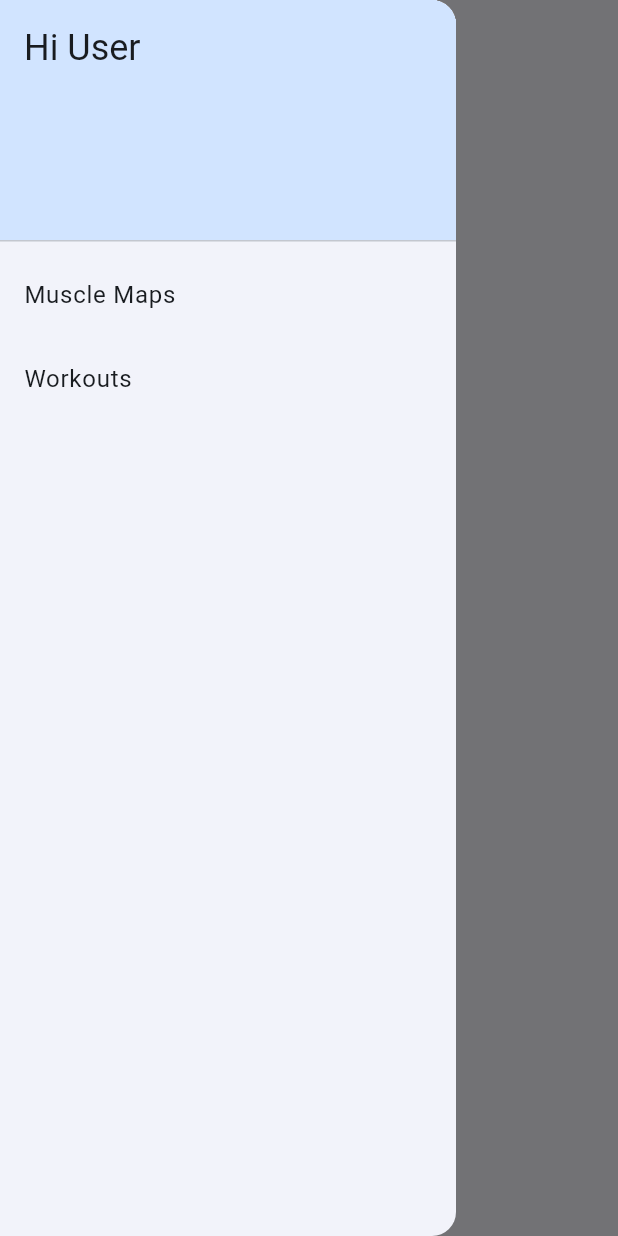
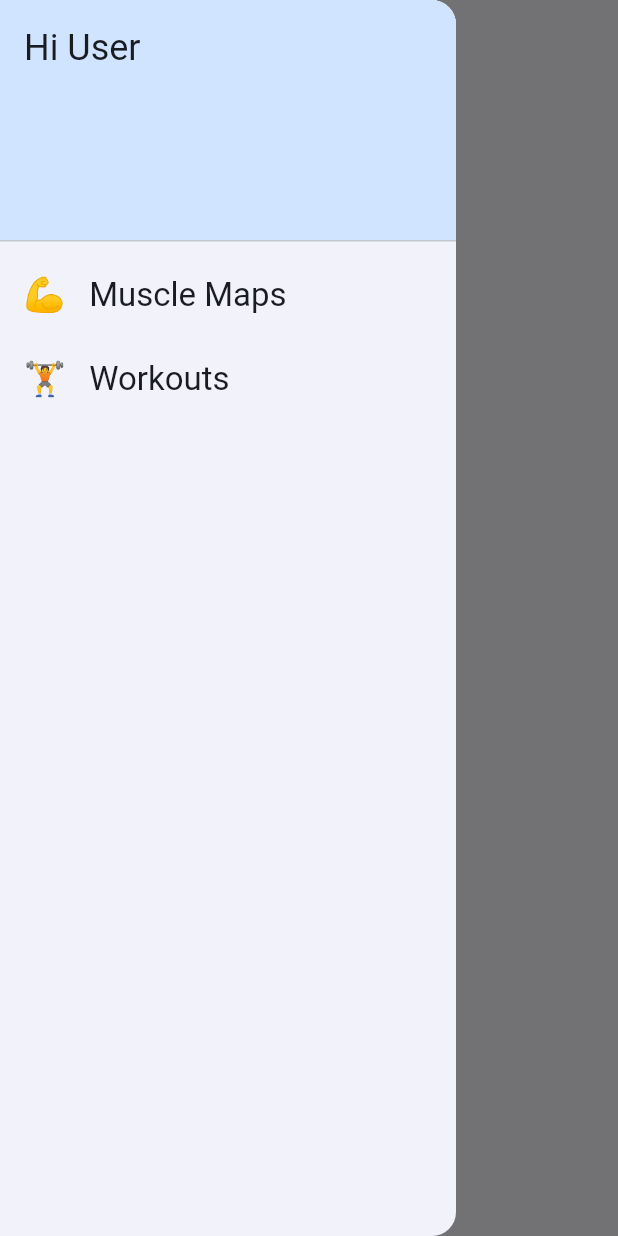
Before and after one commit to AkashM006/fit_chrono, a Flutter app: the screen it shows after launch, with the side drawer open, on a phone screen of 412 x 824 dp. Run offline on Flutter 3.47's test engine with Material 3 defaults, Android fonts, the phone set to English and light mode, and no system bars; our stand-ins replace drift, flutter_riverpod, go_router, riverpod_annotation, sqlite3_flutter_libs; missing offline and left inert: sqlite3; accounts and stored records are empty; generated files the repository leaves out were written again; statements that could not run were skipped.

Commit message:
Made drawer dynamic

```diff
--- a/lib/src/features/shared/presentation/widgets/drawer/drawer.widget.dart
+++ b/lib/src/features/shared/presentation/widgets/drawer/drawer.widget.dart
@@ -1,21 +1,45 @@
 import 'package:fit_chrono/src/routing/router.dart';
 import 'package:flutter/material.dart';
 import 'package:go_router/go_router.dart';
+
+final routeItems = [
+  {
+    'emoji': "\u{1F4AA}",
+    'title': "Muscle Maps",
+    'path': PAGES.muscleMaps.path,
+  },
+  {
+    'emoji': "\u{1F3CB}",
+    'title': "Workouts",
+    'path': PAGES.workouts.path,
+  }
+];
 
 class DrawerWidget extends StatelessWidget {
   const DrawerWidget({super.key});
 
   @override
   Widget build(BuildContext context) {
-    void onMuscleMapNavigation() {
+    void handleRouting(String path) {
       context.pop();
-      context.push(PAGES.muscleMaps.path);
+      context.push(path);
     }
 
-    void onWorkoutNavigation() {
-      context.pop();
-      context.push(PAGES.workouts.path);
-    }
+    final drawerItemTextTheme = Theme.of(context).textTheme.titleLarge;
+
+    List<Widget> drawerItems = routeItems.map((routeItem) {
+      return ListTile(
+        leading: Text(
+          routeItem['emoji'] as String,
+          style: drawerItemTextTheme,
+        ),
+        title: Text(
+          routeItem['title'] as String,
+          style: drawerItemTextTheme,
+        ),
+        onTap: () => handleRouting(routeItem['path'] as String),
+      );
+    }).toList();
 
     return Drawer(
       child: ListView(
@@ -30,14 +54,7 @@ class DrawerWidget extends StatelessWidget {
               style: Theme.of(context).textTheme.headlineSmall,
             ),
           ),
-          ListTile(
-            onTap: onMuscleMapNavigation,
-            title: const Text("Muscle Maps"),
-          ),
-          ListTile(
-            onTap: onWorkoutNavigation,
-            title: const Text("Workouts"),
-          )
+          ...drawerItems,
         ],
       ),
     );
```
